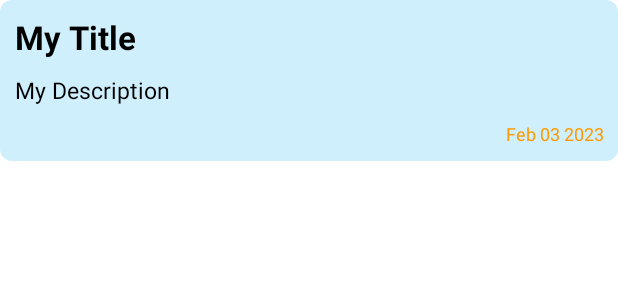
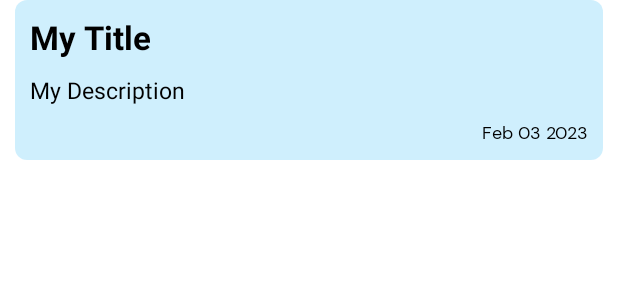
Before and after one commit to RAJSABARI/MR.NOTES, an Android app: the layout item_view.xml on its own in the app's theme, with its tools: preview values and no code run, on a phone screen of 412 x 824 dp. Shown: the top 300 px of the screen. Run offline under Robolectric (Android 15) with nearby library versions, the phone set to English and light mode, and no system bars; Roboto replaces fonts that are not available here.

Commit message:
RAJSABARI| Time and date added and changed color and changed font style

```diff
--- a/app/src/main/res/layout/item_view.xml
+++ b/app/src/main/res/layout/item_view.xml
@@ -5,7 +5,9 @@
     xmlns:tools="http://schemas.android.com/tools"
     android:padding="10dp"
     android:layout_marginBottom="10dp"
-    android:background="@drawable/rounded">
+    android:background="@drawable/rounded"
+    android:layout_marginRight="10dp"
+    android:layout_marginLeft="10dp">
 
 <TextView
     android:textStyle="bold"
@@ -30,7 +32,8 @@
         android:id="@+id/timeoutput"
         android:layout_width="match_parent"
         android:layout_height="wrap_content"
-        android:textColor="#FF9800"
+        android:textColor="@color/black"
+        android:fontFamily="@font/dmr"
         android:textSize="12dp"
         tools:text="Feb 03 2023"
         android:gravity="end"/>
```
